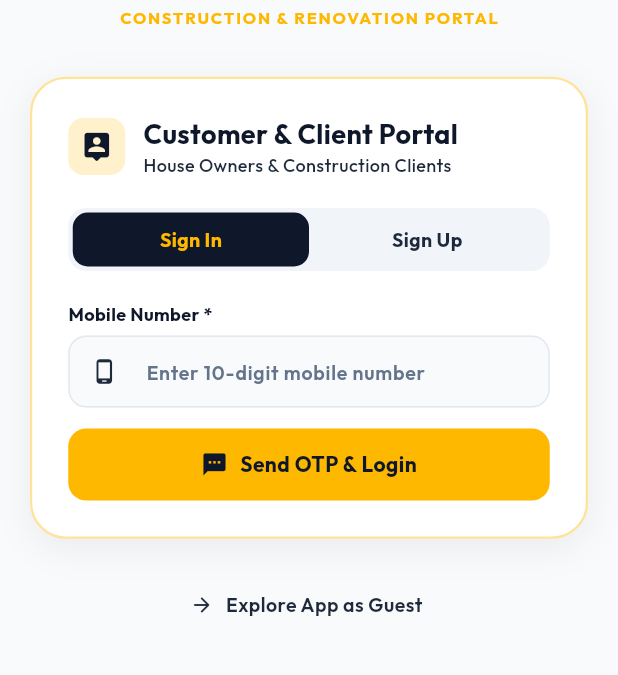
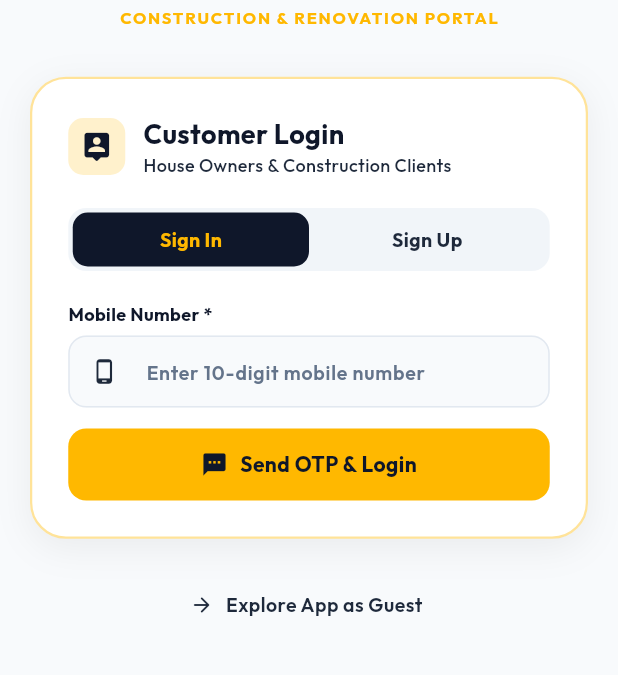
Before and after one commit to Saravanan-io/yeloline, a Flutter app: the screen it shows after launch, on a phone screen of 412 x 824 dp, the part 383-1058 px from its top. Run offline on Flutter 3.47's test engine with Material 3 defaults, Android fonts, the phone set to English and light mode, and no system bars; our stand-ins replace cloud_firestore, firebase_core, firebase_database, google_fonts, shared_preferences; accounts and stored records are empty.

Commit message:
Update portal card header to Customer Login

```diff
--- a/ClinetApp/lib/features/auth/client_login_screen.dart
+++ b/ClinetApp/lib/features/auth/client_login_screen.dart
@@ -267,19 +267,19 @@ class _ClientLoginScreenState extends State<ClientLoginScreen> {
                                 ),
                               ),
                               const SizedBox(width: 12),
-                              const Expanded(
+                              Expanded(
                                 child: Column(
                                   crossAxisAlignment: CrossAxisAlignment.start,
                                   children: [
                                     Text(
-                                      'Customer & Client Portal',
-                                      style: TextStyle(
+                                      _isSignUp ? 'Customer Sign Up' : 'Customer Login',
+                                      style: const TextStyle(
                                         fontSize: 18,
                                         fontWeight: FontWeight.bold,
                                         color: AppColors.darkCharcoal,
                                       ),
                                     ),
-                                    Text(
+                                    const Text(
                                       'House Owners & Construction Clients',
                                       style: TextStyle(
                                         fontSize: 12,
```
